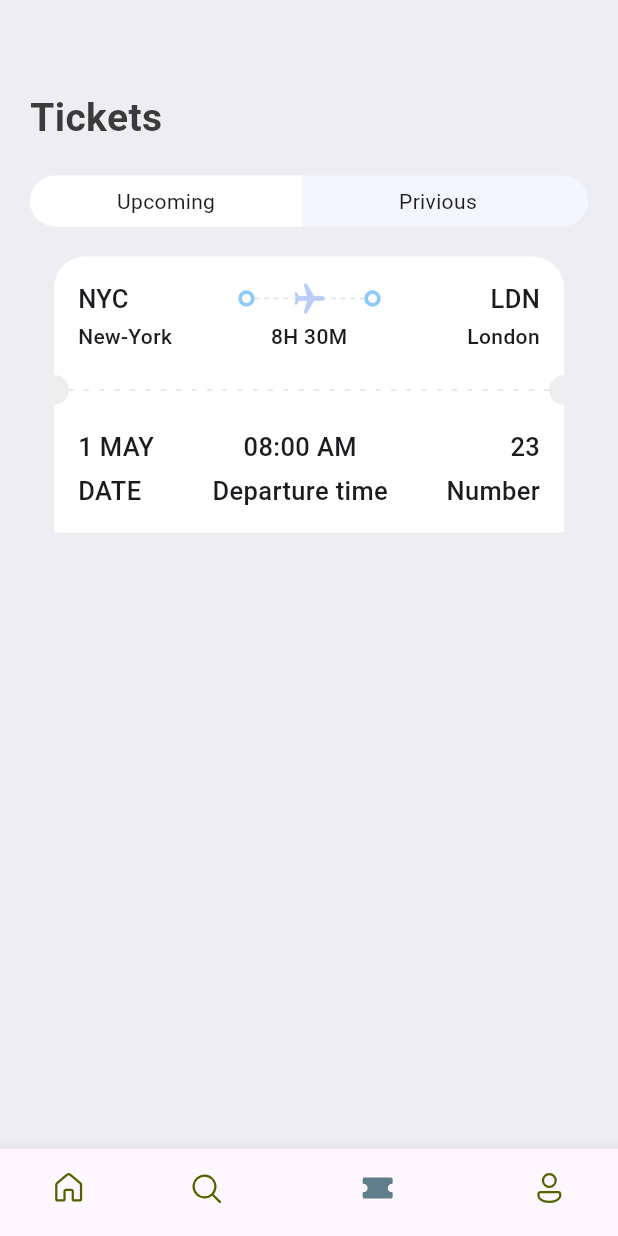
After one commit to ourobf/ticket_app, a Flutter app: the screen it shows after launch, item 3 of the bottom bar chosen, on a phone screen of 412 x 824 dp. The commit adds this screen. Run offline on Flutter 3.47's test engine with Material 3 defaults, Android fonts, the phone set to English and light mode, and no system bars; our stand-ins replace fluentui_icons.

Commit message:
05-02-2025

```diff
--- a/lib/base/bottom_nav_bar.dart
+++ b/lib/base/bottom_nav_bar.dart
@@ -2,6 +2,7 @@ import 'package:fluentui_icons/fluentui_icons.dart';
 import 'package:flutter/material.dart';
 import 'package:tichet_app/screens/home/home_screen.dart';
 import 'package:tichet_app/screens/search/search_screen.dart';
+import 'package:tichet_app/screens/ticket/ticket_screen.dart';
 
 class BottomNavBar extends StatefulWidget {
   const BottomNavBar({super.key});
@@ -14,7 +15,7 @@ class _BottomNavBarState extends State<BottomNavBar> {
   final appScreens = [
     const HomeScreen(),
     const SearchScreen(),
-    const Center(child: Text("Ticket")),
+    const TicketScreen(),
     const Center(child: Text("Profile"))
   ];
 
--- a/lib/base/res/styles/app_styles.dart
+++ b/lib/base/res/styles/app_styles.dart
@@ -12,6 +12,9 @@ class AppStyles {
   static Color planeColor = const Color(0xFFBFC2DF);
   static Color findTicketsColor = const Color(0xD91130CE);
   static Color circleColor = const Color(0xFF189999);
+  static Color ticketColor = const Color(0xFFFFFFFF);
+  static Color dotColor = const Color(0xFF8ACCF7);
+  static Color planeSecondColor = const Color(0xFFBACCF7);
 
   static TextStyle textStyle =
       TextStyle(fontSize: 16, fontWeight: FontWeight.w500, color: textColor);
--- a/lib/base/widgets/app_column_text_layout.dart
+++ b/lib/base/widgets/app_column_text_layout.dart
@@ -5,11 +5,13 @@ class AppColumnTextLayout extends StatelessWidget {
   final String topText;
   final String botomText;
   final CrossAxisAlignment alignment;
+  final bool? isColor;
   const AppColumnTextLayout({
     super.key,
     required this.topText,
     required this.botomText,
     required this.alignment,
+    this.isColor,
   });
 
   @override
@@ -19,12 +21,14 @@ class AppColumnTextLayout extends StatelessWidget {
       children: [
         TextStyleThird(
           text: topText,
+          isColor: isColor,
         ),
         const SizedBox(
           height: 5,
         ),
         TextStyleThird(
           text: botomText,
+          isColor: isColor,
         ),
       ],
     );
--- a/lib/base/widgets/app_layoutbuilder_widget.dart
+++ b/lib/base/widgets/app_layoutbuilder_widget.dart
@@ -1,11 +1,13 @@
 import 'package:flutter/material.dart';
+import 'package:tichet_app/base/res/styles/app_styles.dart';
 
 //application pour placer les tirets entre les 2 ronds du ticket
 class AppLayoutbuilderWidget extends StatelessWidget {
   final int randomDivider;
   final double width;
+  final bool? isColor;
   const AppLayoutbuilderWidget(
-      {super.key, required this.randomDivider, this.width = 3});
+      {super.key, required this.randomDivider, this.width = 3, this.isColor});
 
   @override
   Widget build(BuildContext context) {
@@ -19,8 +21,11 @@ class AppLayoutbuilderWidget extends StatelessWidget {
             (index) => SizedBox(
                   width: width,
                   height: 1,
-                  child: const DecoratedBox(
-                      decoration: BoxDecoration(color: Colors.white)),
+                  child: DecoratedBox(
+                      decoration: BoxDecoration(
+                          color: isColor == null
+                              ? Colors.white
+                              : Colors.grey.shade300)),
                 )),
       );
     });
--- a/lib/base/widgets/big_circle_dot.dart
+++ b/lib/base/widgets/big_circle_dot.dart
@@ -2,7 +2,8 @@ import 'package:flutter/material.dart';
 
 class BigCircleDot extends StatelessWidget {
   final bool isRight;
-  const BigCircleDot({super.key, required this.isRight});
+  final bool? isColor;
+  const BigCircleDot({super.key, required this.isRight, this.isColor});
 
   @override
   Widget build(BuildContext context) {
@@ -11,7 +12,7 @@ class BigCircleDot extends StatelessWidget {
       width: 10,
       child: DecoratedBox(
           decoration: BoxDecoration(
-        color: Colors.white,
+        color: isColor == null ? Colors.white : Colors.grey.shade200,
         borderRadius: isRight == true
             ? const BorderRadius.only(
                 topLeft: Radius.circular(10), bottomLeft: Radius.circular(10))
--- a/lib/base/widgets/big_dot.dart
+++ b/lib/base/widgets/big_dot.dart
@@ -1,14 +1,18 @@
 import 'package:flutter/material.dart';
+import 'package:tichet_app/base/res/styles/app_styles.dart';
 
 class BigDot extends StatelessWidget {
-  const BigDot({super.key});
+  final bool? isColor;
+  const BigDot({super.key, this.isColor});
 
   @override
   Widget build(BuildContext context) {
     return Container(
-      padding: EdgeInsets.all(3),
+      padding: const EdgeInsets.all(3),
       decoration: BoxDecoration(
-        border: Border.all(width: 2.5, color: Colors.white),
+        border: Border.all(
+            width: 2.5,
+            color: isColor == null ? Colors.white : AppStyles.dotColor),
         borderRadius: BorderRadius.circular(10),
       ),
     );
--- a/lib/base/widgets/text_style_fourth.dart
+++ b/lib/base/widgets/text_style_fourth.dart
@@ -4,15 +4,21 @@ import 'package:tichet_app/base/res/styles/app_styles.dart';
 class TextStyleFourth extends StatelessWidget {
   final String text;
   final TextAlign align;
+  final bool? isColor;
   const TextStyleFourth(
-      {super.key, required this.text, this.align = TextAlign.start});
+      {super.key,
+      required this.text,
+      this.align = TextAlign.start,
+      this.isColor});
 
   @override
   Widget build(BuildContext context) {
     return Text(
       text,
       textAlign: align,
-      style: AppStyles.headLineStyle4.copyWith(color: Colors.white),
+      style: isColor == null
+          ? AppStyles.headLineStyle4.copyWith(color: Colors.white)
+          : AppStyles.headLineStyle4,
     );
   }
 }
--- a/lib/base/widgets/text_style_third.dart
+++ b/lib/base/widgets/text_style_third.dart
@@ -3,13 +3,16 @@ import 'package:tichet_app/base/res/styles/app_styles.dart';
 
 class TextStyleThird extends StatelessWidget {
   final String text;
-  const TextStyleThird({super.key, required this.text});
+  final bool? isColor;
+  const TextStyleThird({super.key, required this.text, this.isColor});
 
   @override
   Widget build(BuildContext context) {
     return Text(
       text,
-      style: AppStyles.headLineStyle3.copyWith(color: Colors.white),
+      style: isColor == null
+          ? AppStyles.headLineStyle3.copyWith(color: AppStyles.ticketColor)
+          : AppStyles.headLineStyle3,
     );
   }
 }
--- a/lib/base/widgets/ticket_view.dart
+++ b/lib/base/widgets/ticket_view.dart
@@ -10,7 +10,12 @@ import 'package:tichet_app/base/widgets/text_style_third.dart';
 class TicketView extends StatelessWidget {
   final Map<String, dynamic> ticket;
   final bool wholeScreen;
-  const TicketView({super.key, required this.ticket, this.wholeScreen = false});
+  final bool? isColor;
+  const TicketView(
+      {super.key,
+      required this.ticket,
+      this.wholeScreen = false,
+      this.isColor});
 
   @override
   Widget build(BuildContext context) {
@@ -28,7 +33,9 @@ class TicketView extends StatelessWidget {
           Container(
               padding: const EdgeInsets.all(16),
               decoration: BoxDecoration(
-                  color: AppStyles.ticketBlue,
+                  color: isColor == null
+                      ? AppStyles.ticketBlue
+                      : AppStyles.ticketColor,
                   borderRadius: const BorderRadius.only(
                       topLeft: Radius.circular(21),
                       topRight: Radius.circular(21))),
@@ -40,35 +47,42 @@ class TicketView extends StatelessWidget {
                     children: [
                       TextStyleThird(
                         //recuperation des donnees du fichier json
-                        text: ticket["from"]["code"],
+                        text: ticket["from"]["code"], isColor: isColor,
                       ),
                       Expanded(child: Container()), //pour les espacements
-                      const BigDot(),
+                      BigDot(
+                        isColor: isColor,
+                      ),
                       Expanded(
                           child: Stack(
                         children: [
-                          const SizedBox(
+                          SizedBox(
                             height: 24,
                             child: AppLayoutbuilderWidget(
                               randomDivider: 6,
+                              isColor: isColor,
                             ),
                           ),
                           Center(
                             child: Transform.rotate(
                                 angle:
                                     1.57, // Pi/2 ==> 90° car, par defaut, l avion etait positionné verticalement
-                                child: const Icon(
+                                child: Icon(
                                   Icons.local_airport_rounded,
-                                  color: Colors.white,
+                                  color: isColor == null
+                                      ? Colors.white
+                                      : AppStyles.planeSecondColor,
                                 )),
                           )
                         ],
                       )),
-                      const BigDot(),
+                      BigDot(
+                        isColor: isColor,
+                      ),
                       Expanded(child: Container()),
                       TextStyleThird(
                         //recuperation des donnees du fichier json
-                        text: ticket["to"]["code"],
+                        text: ticket["to"]["code"], isColor: isColor,
                       ),
                     ],
                   ),
@@ -82,11 +96,17 @@ class TicketView extends StatelessWidget {
                       SizedBox(
                         //pour pouvoir donner une taille fixe et permettre que les textes soient centrés
                         width: 98,
-                        child: TextStyleFourth(text: ticket["from"]["name"]),
+                        child: TextStyleFourth(
+                          text: ticket["from"]["name"],
+                          isColor: isColor,
+                        ),
                       ),
 
                       Expanded(child: Container()), //pour les espacements
-                      TextStyleFourth(text: ticket["flying_time"]),
+                      TextStyleFourth(
+                        text: ticket["flying_time"],
+                        isColor: isColor,
+                      ),
                       Expanded(child: Container()),
                       SizedBox(
                         //pour pouvoir donner une taille fixe et permettre que les textes soient centrés
@@ -94,6 +114,7 @@ class TicketView extends StatelessWidget {
                         child: TextStyleFourth(
                           text: ticket["to"]["name"],
                           align: TextAlign.end,
+                          isColor: isColor,
                         ),
                       ),
                     ],
@@ -102,17 +123,24 @@ class TicketView extends StatelessWidget {
               )),
           //circles and dots
           Container(
-            color: AppStyles.ticketOrange,
-            child: const Row(
+            color: isColor == null
+                ? AppStyles.ticketOrange
+                : AppStyles.ticketColor,
+            child: Row(
               children: [
                 BigCircleDot(
                   isRight: false,
+                  isColor: isColor,
                 ),
                 Expanded(
                     //Pour placer les 2 bigcircledot à l'extraime
-                    child: AppLayoutbuilderWidget(randomDivider: 10)),
+                    child: AppLayoutbuilderWidget(
+                  randomDivider: 10,
+                  isColor: isColor,
+                )),
                 BigCircleDot(
                   isRight: true,
+                  isColor: isColor,
                 ),
               ],
             ),
@@ -121,10 +149,12 @@ class TicketView extends StatelessWidget {
           Container(
               padding: const EdgeInsets.all(16),
               decoration: BoxDecoration(
-                  color: AppStyles.ticketOrange,
-                  borderRadius: const BorderRadius.only(
-                      bottomLeft: Radius.circular(21),
-                      bottomRight: Radius.circular(21))),
+                  color: isColor == null
+                      ? AppStyles.ticketOrange
+                      : AppStyles.ticketColor,
+                  borderRadius: BorderRadius.only(
+                      bottomLeft: Radius.circular(isColor == null ? 21 : 0),
+                      bottomRight: Radius.circular(isColor == null ? 21 : 0))),
               child: Column(
                 children: [
                   // show departure and destination name with icons first line
@@ -135,16 +165,19 @@ class TicketView extends StatelessWidget {
                           topText: ticket["date"],
                           botomText: "DATE",
                           alignment: CrossAxisAlignment.start,
+                          isColor: isColor,
                         ),
                         AppColumnTextLayout(
                           topText: ticket["departure_time"],
                           botomText: "Departure time",
                           alignment: CrossAxisAlignment.center,
+                          isColor: isColor,
                         ),
                         AppColumnTextLayout(
                           topText: ticket["number"].toString(),
                           botomText: "Number",
                           alignment: CrossAxisAlignment.end,
+                          isColor: isColor,
                         ),
                       ]),
                 ],
--- a/lib/screens/search/search_screen.dart
+++ b/lib/screens/search/search_screen.dart
@@ -27,7 +27,7 @@ class SearchScreen extends StatelessWidget {
           const SizedBox(
             height: 20,
           ),
-          const AppTicketTabs(),
+          const AppTicketTabs(firstTab: "All Tickets", secondTab: "Hotels"),
           const SizedBox(
             height: 25,
           ),
--- a/lib/screens/search/widgets/app_ticket_tabs.dart
+++ b/lib/screens/search/widgets/app_ticket_tabs.dart
@@ -2,7 +2,10 @@ import 'package:flutter/material.dart';
 import 'package:tichet_app/base/widgets/app_tabs.dart';
 
 class AppTicketTabs extends StatelessWidget {
-  const AppTicketTabs({super.key});
+  final String firstTab;
+  final String secondTab;
+  const AppTicketTabs(
+      {super.key, required this.firstTab, required this.secondTab});
 
   @override
   Widget build(BuildContext context) {
@@ -10,9 +13,9 @@ class AppTicketTabs extends StatelessWidget {
       decoration: BoxDecoration(
           borderRadius: BorderRadius.circular(50),
           color: const Color(0xFFF4F6FD)),
-      child: const Row(children: [
-        AppTabs(tabBorder: false, tabColor: false, tabText: "AirLine Tickets"),
-        AppTabs(tabBorder: true, tabColor: true, tabText: "Hotels"),
+      child: Row(children: [
+        AppTabs(tabBorder: false, tabColor: false, tabText: firstTab),
+        AppTabs(tabBorder: true, tabColor: true, tabText: secondTab),
       ]),
     );
   }
--- /dev/null
+++ b/lib/screens/ticket/ticket_screen.dart
@@ -0,0 +1,45 @@
+import 'package:flutter/material.dart';
+import 'package:tichet_app/base/res/styles/app_styles.dart';
+import 'package:tichet_app/base/utils/all_json.dart';
+import 'package:tichet_app/base/widgets/ticket_view.dart';
+import 'package:tichet_app/screens/search/widgets/app_ticket_tabs.dart';
+
+class TicketScreen extends StatelessWidget {
+  const TicketScreen({super.key});
+
+  @override
+  Widget build(BuildContext context) {
+    return Scaffold(
+      backgroundColor: AppStyles.bgColor,
+      body: ListView(
+        padding: const EdgeInsets.symmetric(horizontal: 20, vertical: 20),
+        children: [
+          const SizedBox(
+            height: 40,
+          ),
+          Text(
+            "Tickets",
+            style: AppStyles.headLineStyle1,
+          ),
+          const SizedBox(
+            height: 20,
+          ),
+          const AppTicketTabs(
+            firstTab: "Upcoming",
+            secondTab: "Privious",
+          ),
+          const SizedBox(
+            height: 20,
+          ),
+          Container(
+            padding: const EdgeInsets.only(left: 16),
+            child: TicketView(
+                //isColor = true, est utilisé par la classe TicketView
+                ticket: ticketList[0],
+                isColor: true),
+          ),
+        ],
+      ),
+    );
+  }
+}
```
